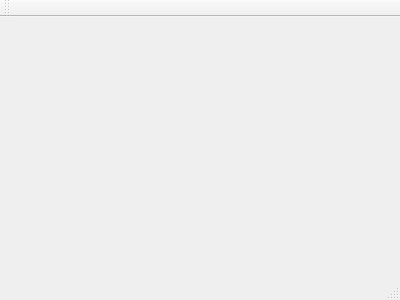
Before: the Qt Designer form App/mainwindow.ui in tonilogar/ToolsPcot, drawn with Qt 5.
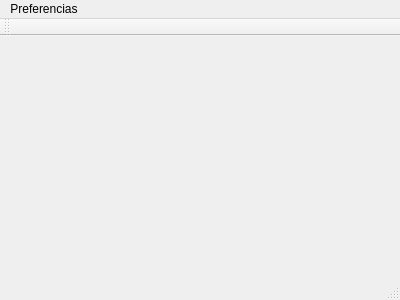
After: the same form once the commit is applied.

The edit to the form file:
```diff
--- a/App/mainwindow.ui
+++ b/App/mainwindow.ui
@@ -12,13 +12,40 @@
   <property name="windowTitle" >
    <string>MainWindow</string>
   </property>
-  <widget class="QMenuBar" name="menuBar" />
-  <widget class="QToolBar" name="mainToolBar" />
-  <widget class="QWidget" name="centralWidget" />
-  <widget class="QStatusBar" name="statusBar" />
+  <widget class="QWidget" name="centralWidget"/>
+  <widget class="QMenuBar" name="menuBar">
+   <property name="geometry">
+    <rect>
+     <x>0</x>
+     <y>0</y>
+     <width>400</width>
+     <height>25</height>
+    </rect>
+   </property>
+   <widget class="QMenu" name="menuPreferencias">
+    <property name="title">
+     <string>Preferencias</string>
+    </property>
+    <addaction name="actionOpciones_avanzadas"/>
+   </widget>
+   <addaction name="menuPreferencias"/>
+  </widget>
+  <widget class="QToolBar" name="mainToolBar">
+   <attribute name="toolBarArea">
+    <enum>TopToolBarArea</enum>
+   </attribute>
+   <attribute name="toolBarBreak">
+    <bool>false</bool>
+   </attribute>
+  </widget>
+  <widget class="QStatusBar" name="statusBar"/>
+  <action name="actionOpciones_avanzadas">
+   <property name="text">
+    <string>Opciones avanzadas</string>
+   </property>
+  </action>
  </widget>
- <layoutDefault spacing="6" margin="11" />
- <pixmapfunction></pixmapfunction>
+ <layoutdefault spacing="6" margin="11"/>
  <resources/>
  <connections/>
 </ui>
```
Left out of the diff: 7 changed lines with no effect on the pictures.
